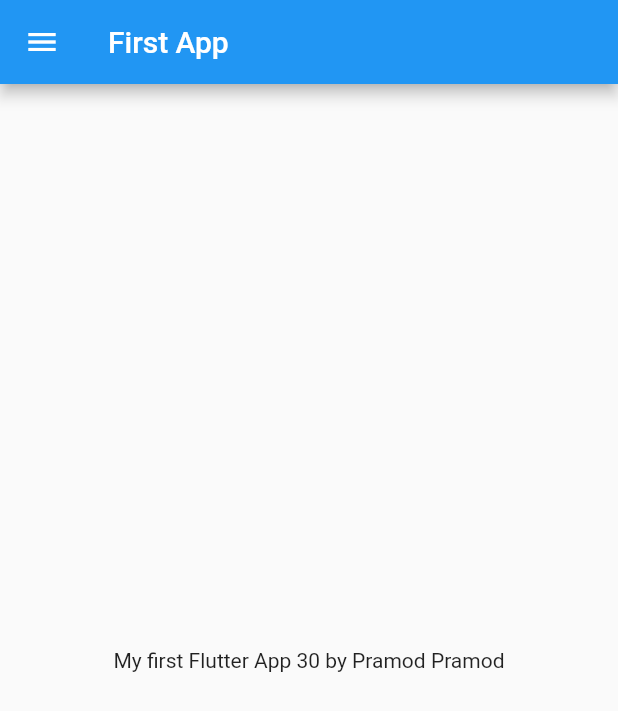
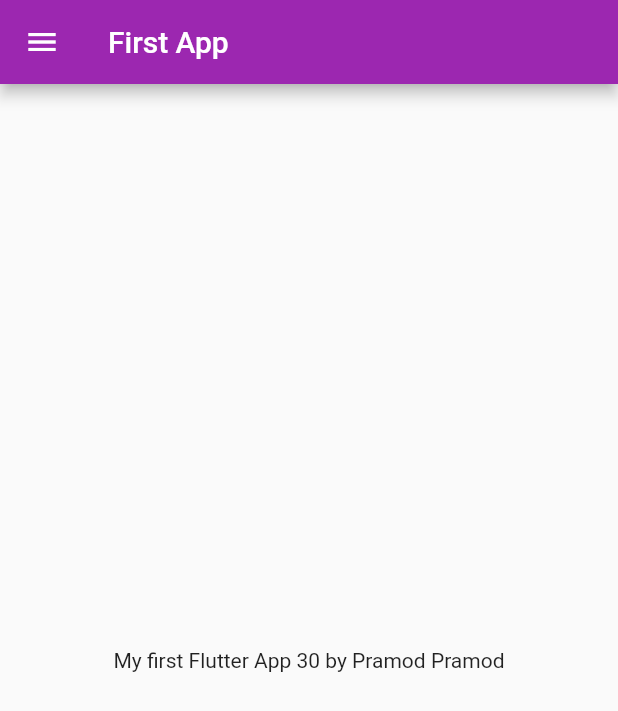
Before and after one commit to dawarepramod4/Catalog-App, a Flutter app: the screen it shows after launch, on a phone screen of 412 x 824 dp. Shown: the top 711 px of the screen. Run offline on Flutter 3.47's test engine with Material 2 defaults, Android fonts, the phone set to English and light mode, and no system bars.

Commit message:
day 3 completed

```diff
--- a/lib/main.dart
+++ b/lib/main.dart
@@ -1,5 +1,6 @@
 import 'package:flutter/material.dart';
-import 'package:flutter_application_1/homepage.dart';
+import 'package:flutter_application_1/pages/homepage.dart';
+import 'package:flutter_application_1/pages/login_page.dart';
 
 void main() {
   runApp(MyApp());
@@ -18,7 +19,16 @@ class MyApp extends StatelessWidget {
   @override
   Widget build(BuildContext context) {
     return MaterialApp(
-      home: Homepage(),
+      themeMode: ThemeMode.light,
+      theme: ThemeData(primarySwatch: Colors.purple),
+      darkTheme: ThemeData(
+          brightness: Brightness.dark, primarySwatch: Colors.deepOrange),
+      initialRoute: "/home",
+      routes: {"/": (context) => LoginPage(), "/home": (context) => Homepage()},
     );
   }
+
+  bringveg({required bool th, int rupees = 100}) {
+    //sector 13
+  }
 }
```
Also changed, not shown: lib/pages/login_page.dart (added, +21 -0 lines), lib/pages/homepage.dart (renamed from lib/homepage.dart), 1 other file.
